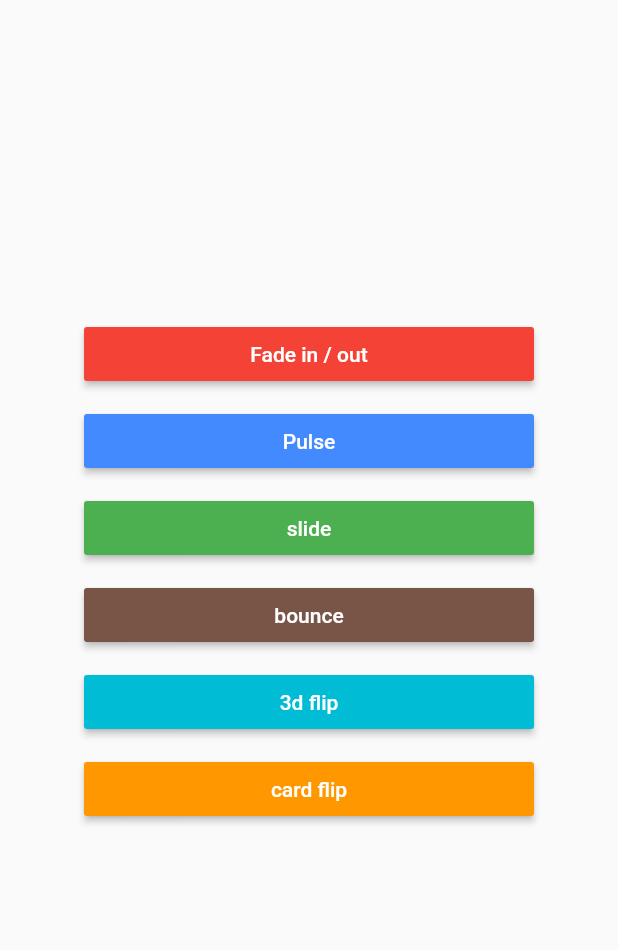
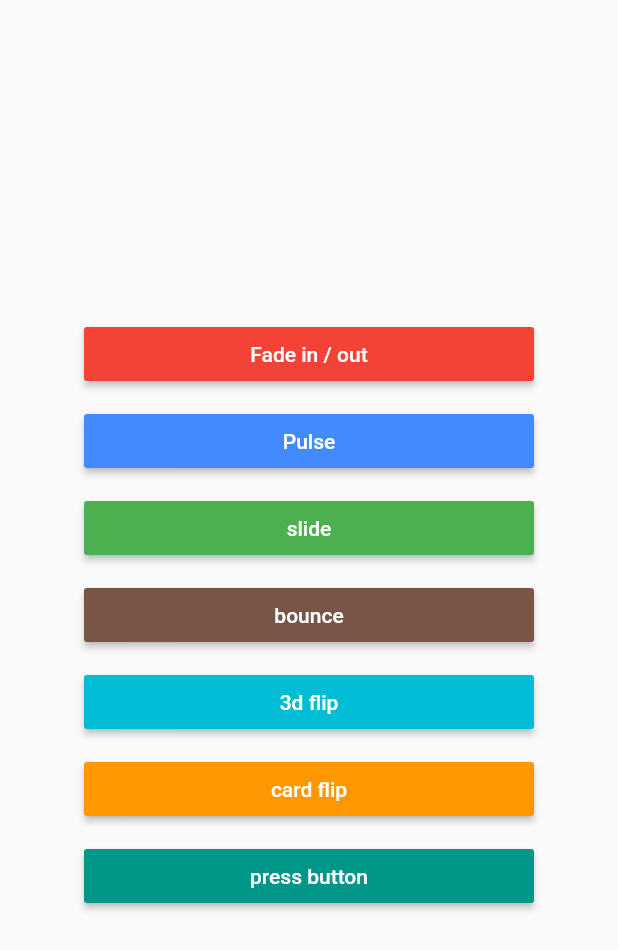
Before and after one commit to raegartargarian/flutter_animations, a Flutter app: the screen it shows after launch, on a phone screen of 412 x 824 dp. Shown: the top 950 px of the screen. Run offline on Flutter 3.47's test engine with Material 2 defaults, Android fonts, the phone set to English and light mode, and no system bars.

Commit message:
press button added

```diff
--- a/lib/main.dart
+++ b/lib/main.dart
@@ -2,6 +2,7 @@ import 'package:animation_playground/3d_flip.dart';
 import 'package:animation_playground/bounce.dart';
 import 'package:animation_playground/fade_in_out.dart';
 import 'package:animation_playground/flip_card.dart';
+import 'package:animation_playground/press_button.dart';
 import 'package:animation_playground/pulse.dart';
 import 'package:animation_playground/slide.dart';
 import 'package:flutter/material.dart';
@@ -158,6 +159,25 @@ class Home extends StatelessWidget {
                   style: TextStyle(color: Colors.white),
                 )),
               ),
+              SizedBox(
+                height: 10,
+              ),
+              MaterialButton(
+                onPressed: () {
+                  Navigator.push(
+                    context,
+                    MaterialPageRoute(
+                      builder: (ctx) => PressButtonScreen(),
+                    ),
+                  );
+                },
+                color: Colors.teal,
+                child: Center(
+                    child: Text(
+                  "press button",
+                  style: TextStyle(color: Colors.white),
+                )),
+              ),
             ],
           ),
         ),
```
Also changed, not shown: lib/press_button.dart (added, +63 -0 lines).
